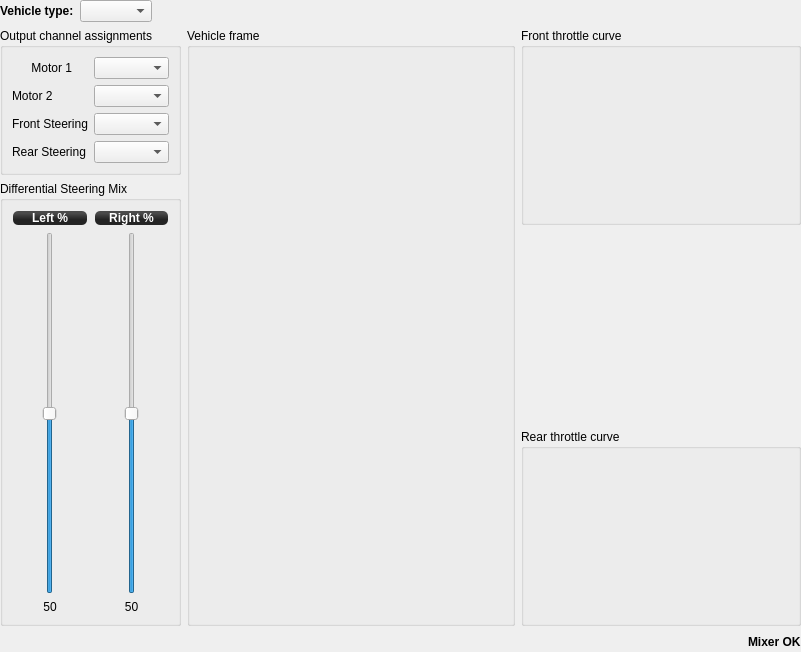
The window that ground/gcs/src/plugins/config/airframe_ground.ui (librepilot/LibrePilot) describes before a commit, drawn with Qt 5.
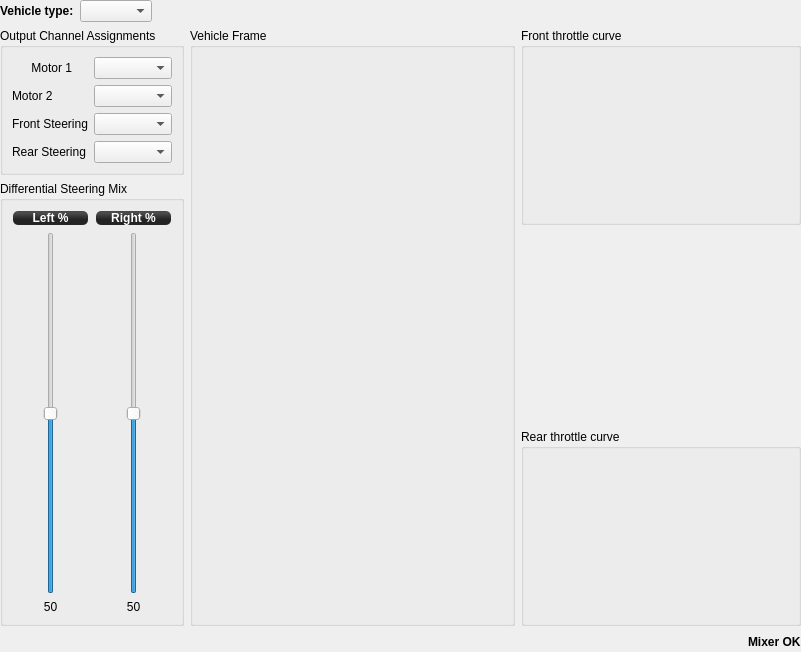
The same window after the commit. Custom widgets are drawn as their Qt base class.

Commit message: LP-454 Made case of section's names consistent - Change Vehicle names

The edit to the form file:
```diff
--- a/ground/gcs/src/plugins/config/airframe_ground.ui
+++ b/ground/gcs/src/plugins/config/airframe_ground.ui
@@ -102,7 +102,7 @@
           </size>
          </property>
          <property name="title">
-          <string>Output channel assignments</string>
+          <string>Output Channel Assignments</string>
          </property>
          <layout class="QFormLayout" name="formLayout_5">
           <property name="fieldGrowthPolicy">
@@ -365,7 +365,7 @@
         </size>
        </property>
        <property name="title">
-        <string>Vehicle frame</string>
+        <string>Vehicle Frame</string>
        </property>
        <layout class="QVBoxLayout" name="vehicleframeBox">
         <property name="leftMargin">
```
The commit also changes 4 other files.
